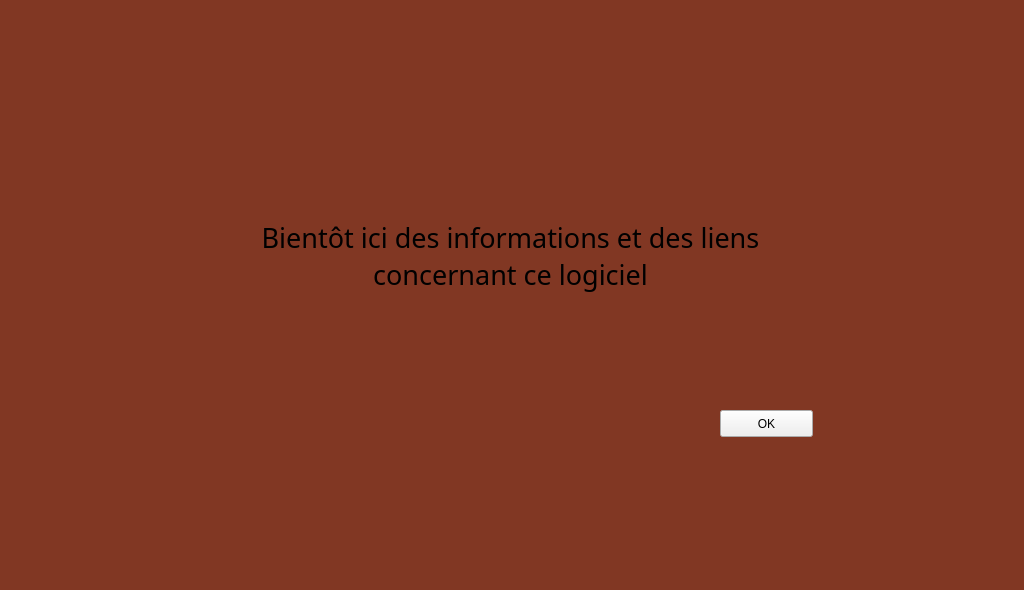
Txikilinux/leterrier-tierce, file src/mainwindow.ui: the form before one commit.
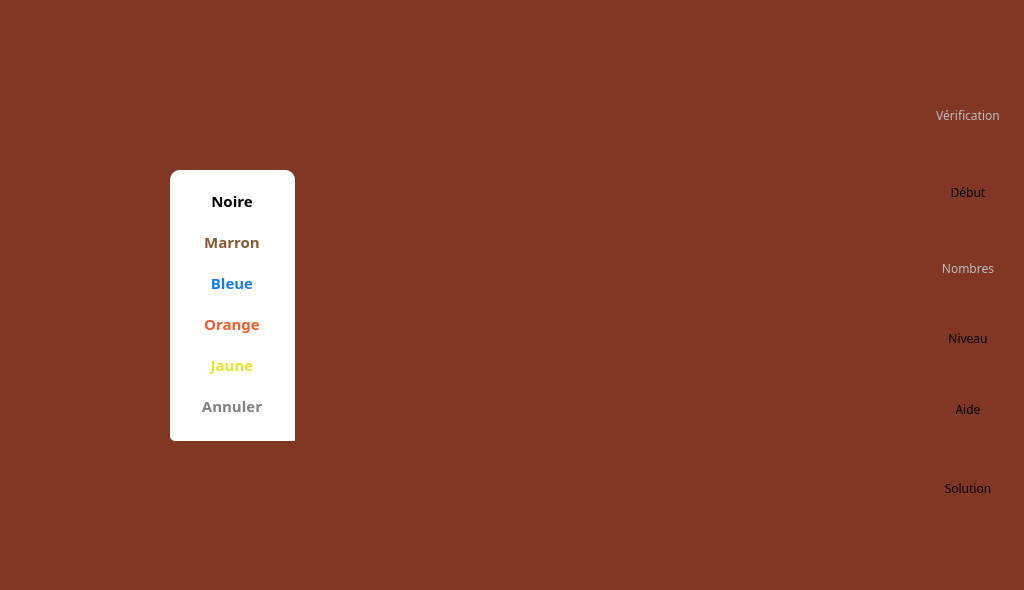
The form after the commit. The open tabs and pages were chosen to show the change. Icons and pictures are not drawn. Custom widgets are drawn as their Qt base class.

The edit to the form file:
```diff
--- a/src/mainwindow.ui
+++ b/src/mainwindow.ui
@@ -903,46 +903,7 @@
            </property>
           </widget>
          </widget>
-         <widget class="QWidget" name="pageApropos">
-          <widget class="QPushButton" name="pushButton">
-           <property name="geometry">
-            <rect>
-             <x>720</x>
-             <y>410</y>
-             <width>93</width>
-             <height>27</height>
-            </rect>
-           </property>
-           <property name="text">
-            <string>OK</string>
-           </property>
-          </widget>
-          <widget class="QLabel" name="label">
-           <property name="geometry">
-            <rect>
-             <x>220</x>
-             <y>100</y>
-             <width>581</width>
-             <height>311</height>
-            </rect>
-           </property>
-           <property name="font">
-            <font>
-             <family>Andika Basic</family>
-             <pointsize>20</pointsize>
-            </font>
-           </property>
-           <property name="text">
-            <string>Bientôt ici des informations et des liens concernant ce logiciel</string>
-           </property>
-           <property name="alignment">
-            <set>Qt::AlignCenter</set>
-           </property>
-           <property name="wordWrap">
-            <bool>true</bool>
-           </property>
-          </widget>
-         </widget>
+         <widget class="AbulEduAproposV1" name="pageAbout"/>
         </widget>
        </item>
       </layout>
@@ -995,6 +956,12 @@
    <header>abuledumenufeuillev1.h</header>
    <container>1</container>
   </customwidget>
+  <customwidget>
+   <class>AbulEduAproposV1</class>
+   <extends>QWidget</extends>
+   <header>abuleduaproposv1.h</header>
+   <container>1</container>
+  </customwidget>
  </customwidgets>
  <resources>
   <include location="data_images.qrc"/>
```
Left out of the diff: 33 changed lines with no effect on the pictures.
